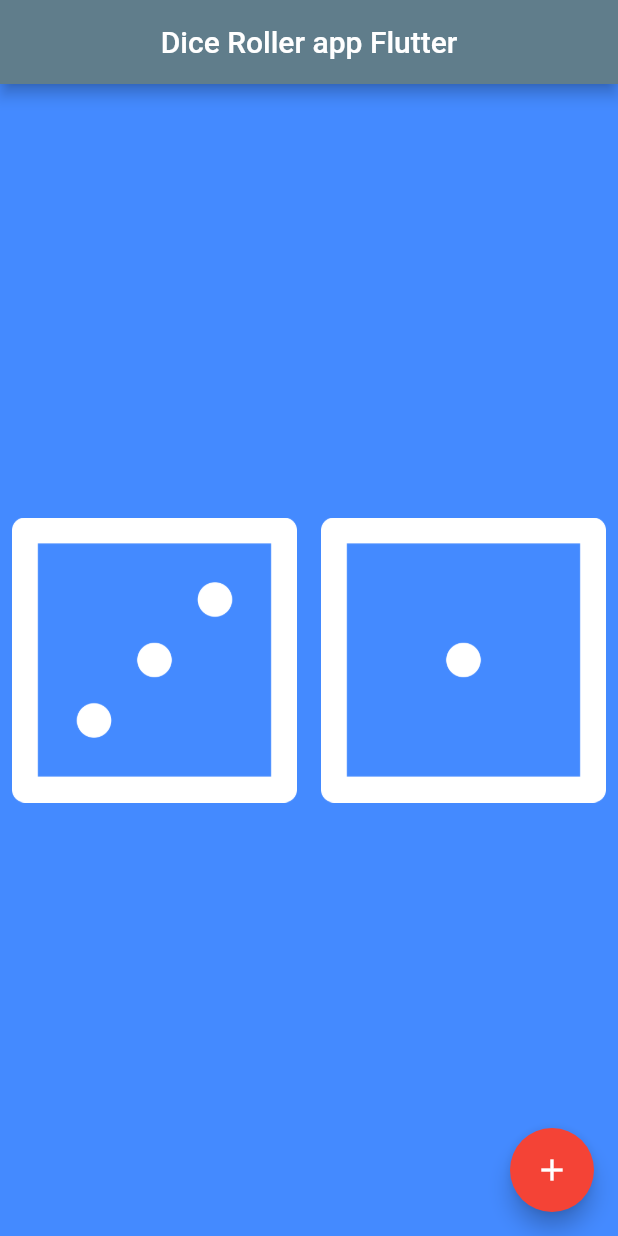
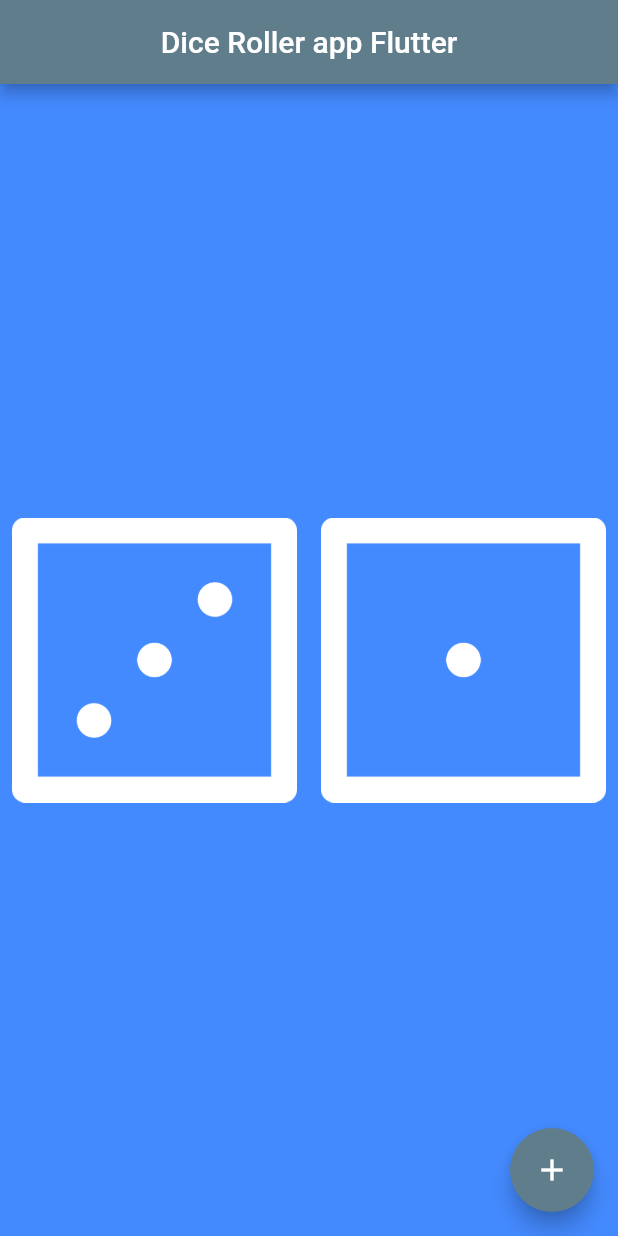
Before and after one commit to taotechs/dice_app_flutter, a Flutter app: the screen it shows after launch, on a phone screen of 412 x 824 dp. Run offline on Flutter 3.47's test engine with Material 2 defaults, Android fonts, the phone set to English and light mode, and no system bars.

Commit message:
chnaged FloatActionButton Color

```diff
--- a/lib/main.dart
+++ b/lib/main.dart
@@ -56,7 +56,7 @@ class _DicePageState extends State<DicePage> {
       ),
       floatingActionButton: FloatingActionButton(
         onPressed: () {},
-        backgroundColor: Colors.red,
+        backgroundColor: Colors.blueGrey,
         child: const Icon(Icons.add),
       ),
     );
```
